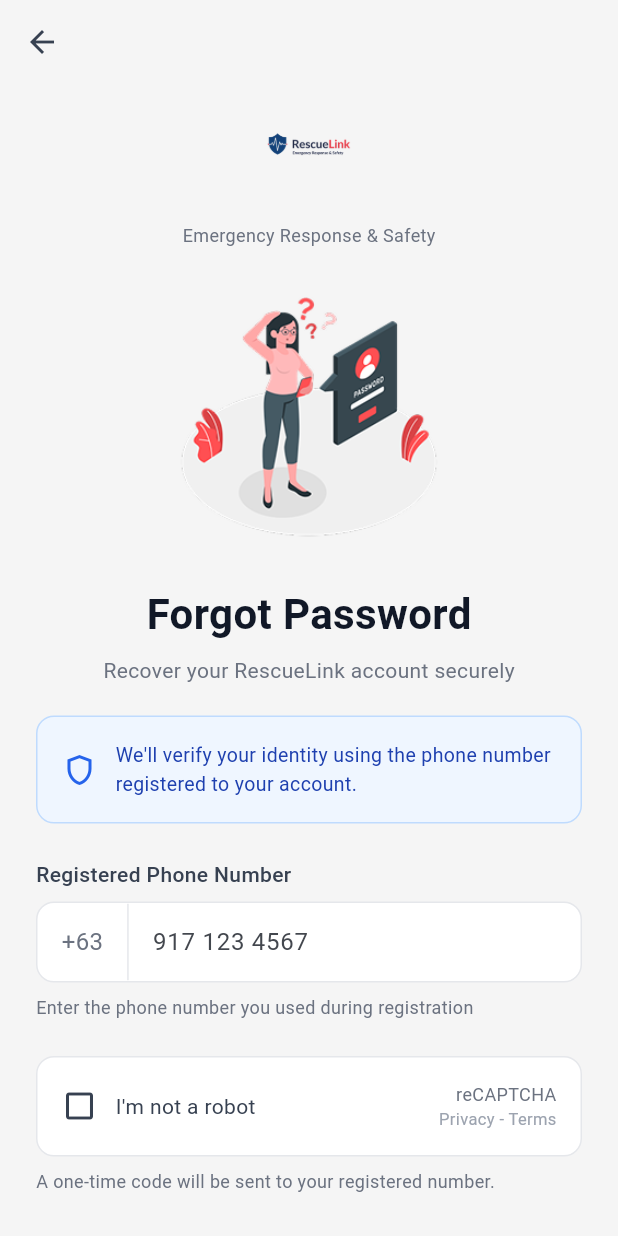
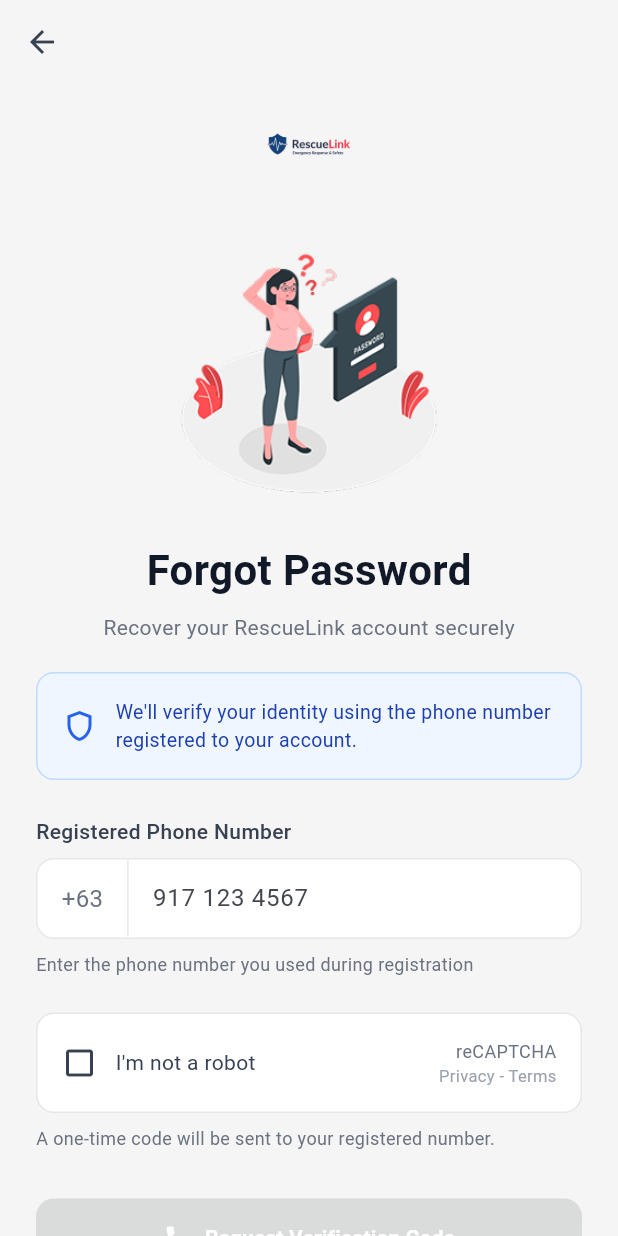
Before and after one commit to goSTYLO/RescueLink, a Flutter app: the ForgotPasswordScreen screen opened directly, on a phone screen of 412 x 824 dp. Run offline on Flutter 3.47's test engine with Material 3 defaults, Android fonts, the phone set to English and light mode, and no system bars; our stand-ins replace equatable, firebase_auth, firebase_core, flutter_bloc, flutter_dotenv, geolocator and 3 more; missing offline and left inert: record; accounts and stored records are empty.

Commit message:
updating forgotpass/signup pass screen

```diff
--- a/Frontend/Mobile/lib/screens/auth/forgot_password_screen.dart
+++ b/Frontend/Mobile/lib/screens/auth/forgot_password_screen.dart
@@ -37,11 +37,7 @@ class _ForgotPasswordScreenState extends State<ForgotPasswordScreen> {
           height: 80,
           fit: BoxFit.contain,
         ),
-        const SizedBox(height: 12),
-        const Text(
-          'Emergency Response & Safety',
-          style: TextStyle(color: Color(0xFF6B7280), fontSize: 12),
-        ),
+        // The SizedBox and Text widget have been removed from here
       ],
     );
   }
```
Also changed, not shown: Frontend/Mobile/lib/screens/auth/signup_screen.dart (+1 -10 lines).
